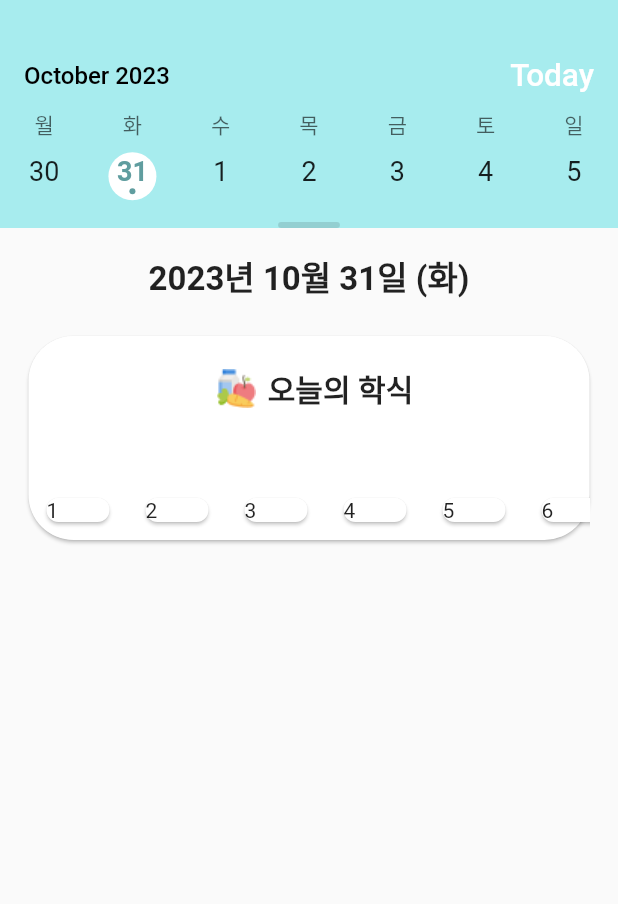
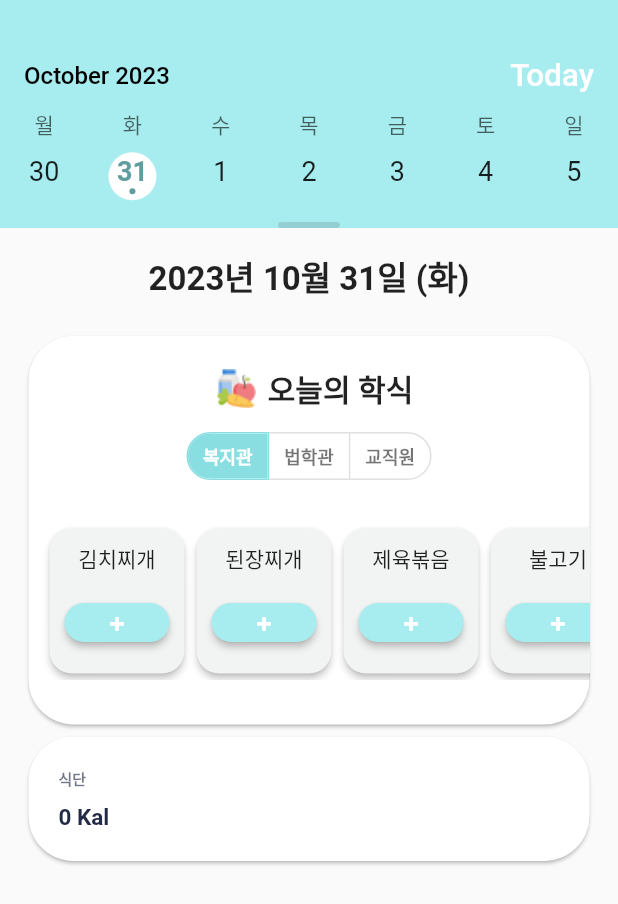
Before and after one commit to team-KooFit/koofit-front, a Flutter app: the screen it shows after launch, on a phone screen of 412 x 824 dp. Shown: the top 904 px of the screen. Run offline on Flutter 3.47's test engine with Material 2 defaults, Android fonts, the phone set to English and light mode, and no system bars; our stand-ins replace flutter_screenutil, get; Roboto replaces fonts that are missing (Inter, Poppins).

Commit message:
학식 메뉴, 식단 card ADD

```diff
--- a/koofit/lib/diet/diet_screen.dart
+++ b/koofit/lib/diet/diet_screen.dart
@@ -23,11 +23,21 @@ class _DietScreenState extends State<DietScreen> {
   ];
   DateTime? _selectedDate; // 선택된 날짜를 저장할 변수
 
+
+  List<bool> isSelected = [true, false, false]; // 초기 상태로 복지관 버튼을 눌러진 상태로 설정
+
+  List<String> bokjiMenu = ["김치찌개", "된장찌개", "제육볶음", "불고기", "비빔밥"];
+  List<String> beobgwanMenu = ["짜장면", "짬뽕", "볶음밥", "탕수육", "양장피"];
+  List<String> gyojeokwonMenu = ["카레라이스", "김치볶음밥", "떡볶이", "라면", "샐러드"];
+  List<String> selectedMenu = [];
+
   @override
   void initState() {
     // TODO: implement initState
     super.initState();
     initializeDateFormatting('ko', null);
+    selectedMenu = bokjiMenu; // 초기에 복지관 메뉴를 선택함
+
   }
 
   @override
@@ -52,8 +62,6 @@ class _DietScreenState extends State<DietScreen> {
       }),
     );
   }
-
-
     Widget advanced_calender(ThemeData theme, controller, recordedDay) {
       return Theme(
         data: theme.copyWith(
@@ -68,7 +76,9 @@ Widget advanced_calender(ThemeData theme, controller, recordedDay) {
               color: Colors.black54,
             ),
             bodyMedium: theme.textTheme.bodyMedium!.copyWith(
-            fontSize: 12, color: Colors.black87, fontWeight: FontWeight.w200),
+                fontSize: 12,
+                color: Colors.black87,
+                fontWeight: FontWeight.w200),
           ),
           // primaryColor: Palette.mainSkyBlue,
           // highlightColor: const Color.fromARGB(255, 179, 124, 124),
@@ -91,23 +101,27 @@ Widget advanced_calender(ThemeData theme, controller, recordedDay) {
               color: Colors.white, fontWeight: FontWeight.w500, fontSize: 21),
         ),
       );
-}}
+    }
 
-Widget DailyDietView(DateTime date){
+
+  Widget DailyDietView(DateTime date) {
     return Padding(
         padding: EdgeInsets.all(15),
         child: Column(
-          children:[
+            children: [
               Text(
-              formatDate(date), style: TextStyle(fontWeight: FontWeight.bold, fontSize: 22)
+                  formatDate(date),
+                  style: TextStyle(fontWeight: FontWeight.bold, fontSize: 22)
               ),
               Padding(padding: EdgeInsets.symmetric(vertical: 10)),
-            Univ_Diet(date)
+              univDiet(),
+              todayCalory(),
             ]
         )
     );
   }
-Widget Univ_Diet(DateTime date) {
+
+  Widget univDiet() {
     return SizedBox(
       width: double.infinity,
       child: Card(
@@ -116,39 +130,158 @@ Widget Univ_Diet(DateTime date) {
           children: [
             Padding(padding: EdgeInsets.symmetric(vertical: 7)),
             Row(
-            mainAxisAlignment: MainAxisAlignment.center, // 자식 위젯을 가로 방향으로 가운데 정렬
+              mainAxisAlignment: MainAxisAlignment.center,
+              // 자식 위젯을 가로 방향으로 가운데 정렬
               children: [
                 Padding(
                   padding: const EdgeInsets.all(8.0),
                   child: Image.asset('assets/images/healthy_food.png'),
                 ),
-              const Text( "오늘의 학식", style: TextStyle(fontWeight: FontWeight.bold, fontSize: 20),),
+                 Text("오늘의 학식",
+                  style: TextStyle(fontFamily: 'Poppins',
+    fontWeight: FontWeight.bold,
+    fontSize: 20),),
               ],
             ),
-          Padding(padding: EdgeInsets.symmetric(vertical: 20)),
+            Row(
+                mainAxisAlignment: MainAxisAlignment.center,
+                children: [
+              ToggleButtons(
+                children: [
+                  Padding(
+                  padding: EdgeInsets.symmetric(horizontal: 10),
+                  child: Text('복지관')
+                  ),
+                  Padding(
+                    padding: EdgeInsets.symmetric(horizontal: 10),
+                    child: Text('법학관')
+                  ),
+                  Padding(
+                    padding: EdgeInsets.symmetric(horizontal: 10),
+                    child: Text('교직원')
+                  ),
+                ],
+                textStyle: TextStyle(fontWeight: FontWeight.w600, fontSize: 12),
+                isSelected:    [ selectedMenu == bokjiMenu,
+                selectedMenu == beobgwanMenu,
+                selectedMenu == gyojeokwonMenu,],
+                borderRadius: BorderRadius.circular(20.0),
+                constraints: const BoxConstraints(
+                  minHeight: 30.0,
+                  minWidth: 25.0,
+                ),
+                selectedBorderColor: Palette.mid_dark_mainSkyBlue,
+                selectedColor: Colors.white,
+                fillColor:Palette.mid_dark_mainSkyBlue,
+                color: Colors.black54,
+                onPressed: (index) {
+                  setState(() {
+                    if (index == 0) {
+                      selectedMenu = bokjiMenu;
+                    } else if (index == 1) {
+                      selectedMenu = beobgwanMenu;
+                    } else {
+                      selectedMenu = gyojeokwonMenu;
+                    }
+                  });
+                },
+              ),
+                ]
+            ),
+            Padding(padding: EdgeInsets.symmetric(vertical: 10)),
+
+        if (selectedMenu.isNotEmpty)
     SingleChildScrollView(
       scrollDirection: Axis.horizontal,
+      padding: EdgeInsets.symmetric(horizontal: 10),
       child: Row(
-              children: List.generate( 10,
-                    (index) => Padding(
-                  padding: const EdgeInsets.all(8.0),
-                  child: SizedBox(
-                    width: 50,
-                    child: Card(
-                      shape: RoundedRectangleBorder(borderRadius: BorderRadius.circular(30)),
-                      child: Text('${index + 1}'),
+        children: selectedMenu
+            .map(
+              (menu) => Card(
+
+                color: Color(0xFFF2F3F3), // 카드의 배경색을 #F2F3F3으로 설정
+                elevation: 2, // 카드의 그림자 높이 설정
+                shape: RoundedRectangleBorder(
+                  borderRadius: BorderRadius.circular(15), // 모서리를 둥글게 만드는 값 설정
+                ),
+
+                child: Padding(
+              padding: EdgeInsets.all(10.0),
+              child: Column(children: [
+                Text(menu),
+                SizedBox(height: 8),
+                ElevatedButton(
+                  onPressed: () {
+                    // TODO: + 버튼 눌렀을 때 수행할 작업 추가
+                  },
+                  child: Text(
+                      '+',
+                      style:
+                        TextStyle(
+                          color: Colors.white,
+                          fontSize: 18,
+                          fontFamily: 'Inter',
+                          fontWeight: FontWeight.w800,
+                        )
+                  ),
+                  style: ElevatedButton.styleFrom(
+                      minimumSize: Size(70,20),
+                      backgroundColor: Palette.mainSkyBlue,
+                      padding: EdgeInsets.symmetric(vertical: 2, horizontal: 2), // 내부 패딩 조절
+                      shape: RoundedRectangleBorder(
+                      borderRadius: BorderRadius.circular(15))
+                  )),
+              ]),
             ),
           ),
-            ),
-          ),
+        )
+            .toList(),),),
+            Padding(padding: EdgeInsets.symmetric(vertical: 15.0)),
+
           ],
         ),
       ),
     );
   }
 
+  Widget todayCalory(){
+
+    return SizedBox(
+        width: double.infinity,
+        child: Card(
+        shape: RoundedRectangleBorder(borderRadius: BorderRadius.circular(30)),
+    child:
+    Padding(
+      padding: EdgeInsets.all(20),
+      child:
+      Column(
+      crossAxisAlignment: CrossAxisAlignment.start,
+    children: [
+      Text("식단",
+        style: TextStyle(
+          color: Color(0xA5222B45),
+          fontSize: 10,
+          fontFamily: 'Poppins',
+          fontWeight: FontWeight.w700,
+    ),),
+      SizedBox(height: 10,),
+      Text("0 Kal",
+        style: TextStyle(
+              color: Color(0xFF222B45),
+              fontSize: 15,
+              fontFamily: 'Poppins',
+              fontWeight: FontWeight.w700,
+        )
+        ,),
+
+    ]))
+    )
+    );  }
 
   String formatDate(DateTime orgin_date) {
-  var formatter = DateFormat('yyyy년 M월 d일 (E)', 'ko'); // 'ko'는 한국어로 표시하기 위한 로케일 코드입니다.
+    var formatter = DateFormat(
+        'yyyy년 M월 d일 (E)', 'ko'); // 'ko'는 한국어로 표시하기 위한 로케일 코드입니다.
     return formatter.format(orgin_date);
   }
+
+}
--- a/koofit/lib/model/config/palette.dart
+++ b/koofit/lib/model/config/palette.dart
@@ -3,5 +3,6 @@ import 'package:flutter/painting.dart';
 class Palette {
   //9754FB
   static const Color mainSkyBlue = Color(0xFFA7ECEE);
+  static const Color mid_dark_mainSkyBlue = Color(0xFF89DEE1);
   static const Color dark_mainSkyBlue = Color.fromARGB(255, 96, 157, 159);
 }
```
Lines whose indentation alone changed are shown as unchanged.
